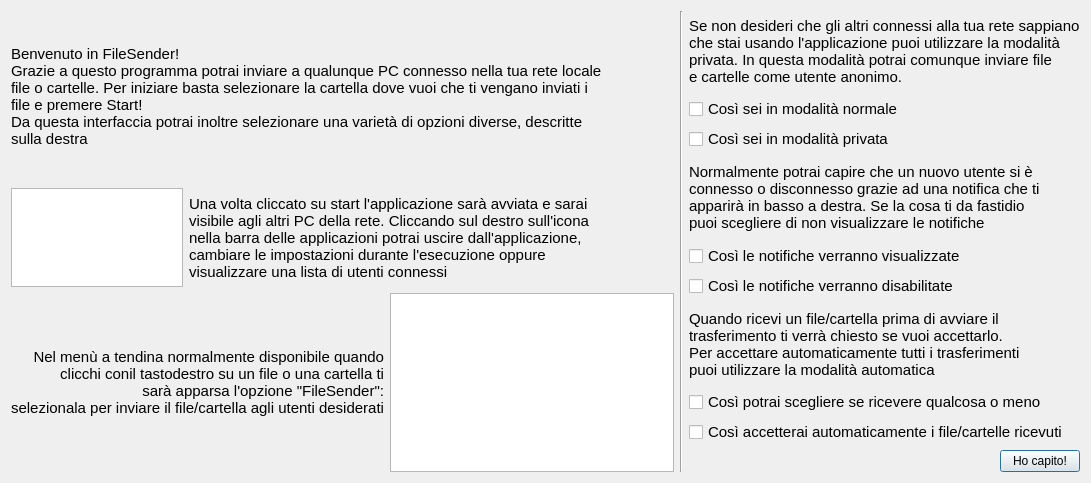
The window that UserInterface/tutorial.ui (Claudiaf26/Network_sharing) describes before a commit, drawn with Qt 5.
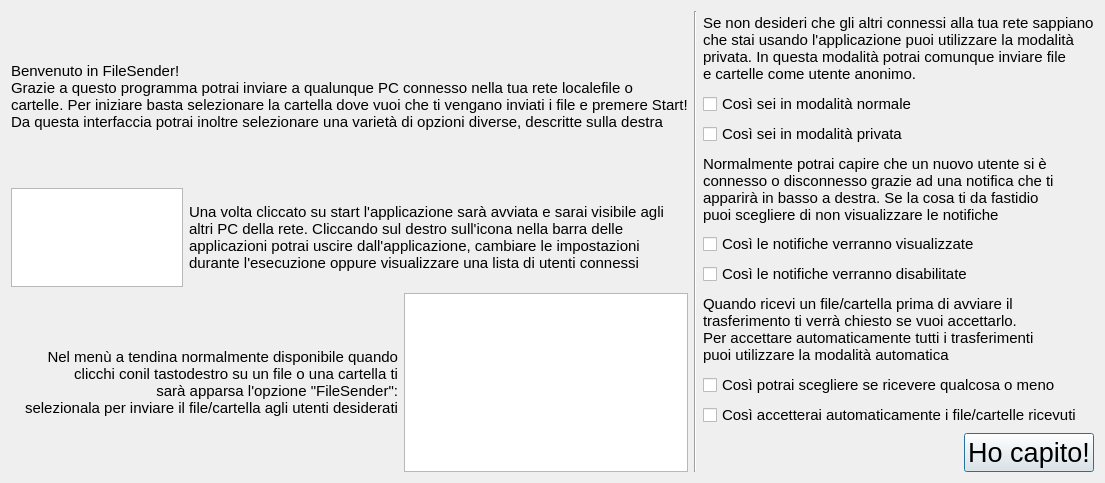
The same window after the commit. Icons and pictures are not drawn.

The edit to the form file:
```diff
--- a/UserInterface/tutorial.ui
+++ b/UserInterface/tutorial.ui
@@ -6,7 +6,7 @@
    <rect>
     <x>0</x>
     <y>0</y>
-    <width>1065</width>
+    <width>1069</width>
     <height>483</height>
    </rect>
   </property>
@@ -25,11 +25,9 @@
        </property>
        <property name="text">
         <string>Benvenuto in FileSender!
-Grazie a questo programma potrai inviare a qualunque PC connesso nella tua rete locale
-file o cartelle. Per iniziare basta selezionare la cartella dove vuoi che ti vengano inviati i
-file e premere Start!
-Da questa interfaccia potrai inoltre selezionare una varietà di opzioni diverse, descritte
-sulla destra</string>
+Grazie a questo programma potrai inviare a qualunque PC connesso nella tua rete localefile o
+cartelle. Per iniziare basta selezionare la cartella dove vuoi che ti vengano inviati i file e premere Start!
+Da questa interfaccia potrai inoltre selezionare una varietà di opzioni diverse, descritte sulla destra</string>
        </property>
       </widget>
      </item>
@@ -68,11 +66,10 @@
           </font>
          </property>
          <property name="text">
-          <string>Una volta cliccato su start l'applicazione sarà avviata e sarai
-visibile agli altri PC della rete. Cliccando sul destro sull'icona
-nella barra delle applicazioni potrai uscire dall'applicazione,
-cambiare le impostazioni durante l'esecuzione oppure
-visualizzare una lista di utenti connessi</string>
+          <string>Una volta cliccato su start l'applicazione sarà avviata e sarai visibile agli
+altri PC della rete. Cliccando sul destro sull'icona nella barra delle
+applicazioni potrai uscire dall'applicazione, cambiare le impostazioni
+durante l'esecuzione oppure visualizzare una lista di utenti connessi</string>
          </property>
         </widget>
        </item>
@@ -364,6 +361,11 @@
        </item>
        <item>
         <widget class="QPushButton" name="pushButton">
+         <property name="font">
+          <font>
+           <pointsize>20</pointsize>
+          </font>
+         </property>
          <property name="text">
           <string>Ho capito!</string>
          </property>
```
